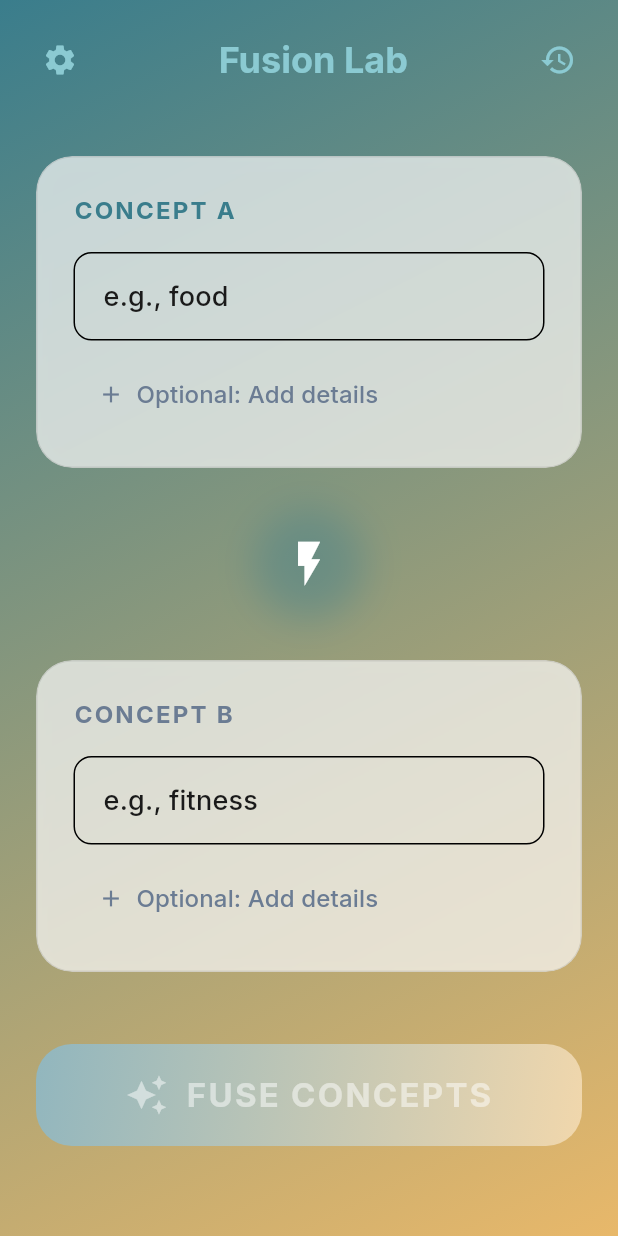
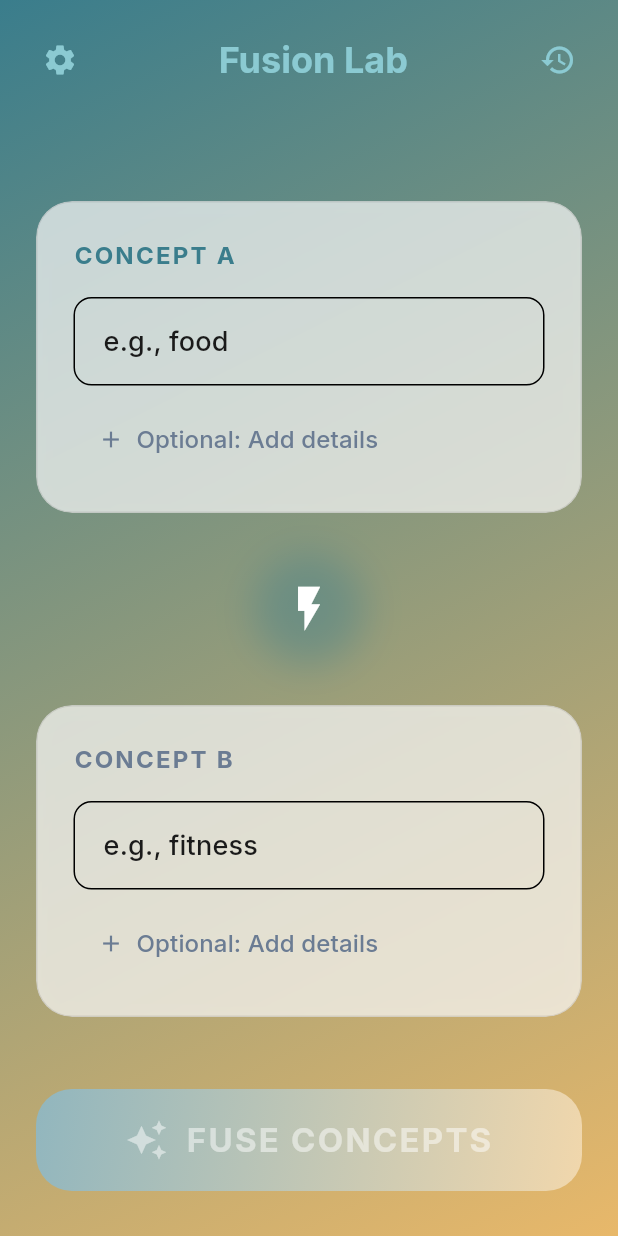
Before and after one commit to sgardoll/alchermix, a Flutter app: the ConceptLabScreen screen opened directly, on a phone screen of 412 x 824 dp. Run offline on Flutter 3.47's test engine with Material 3 defaults, Android fonts, the phone set to English and light mode, and no system bars; drawn by our look-alikes of flutter_animate; our stand-ins replace google_fonts, shared_preferences; accounts and stored records are empty.

Commit message:
button and column fixes

```diff
--- a/lib/screens/concept_lab_screen.dart
+++ b/lib/screens/concept_lab_screen.dart
@@ -9,6 +9,7 @@ import 'package:the_alchermix/utils/haptic_feedback.dart';
 import 'package:the_alchermix/widgets/glassmorphic_card.dart';
 import 'package:the_alchermix/widgets/fusion_button.dart';
 import 'package:the_alchermix/theme.dart';
+import 'package:the_alchermix/services/storage_service.dart';
 
 class ConceptLabScreen extends StatefulWidget {
   const ConceptLabScreen({super.key});
@@ -27,7 +28,6 @@ class _ConceptLabScreenState extends State<ConceptLabScreen>
   bool _showDetailsA = false;
   bool _showDetailsB = false;
   bool _isConceptAFocused = false;
-  bool _isConceptBFocused = false;
 
   late AnimationController _pulseController;
 
@@ -54,10 +54,33 @@ class _ConceptLabScreenState extends State<ConceptLabScreen>
       _conceptAController.text.trim().isNotEmpty &&
       _conceptBController.text.trim().isNotEmpty;
 
-  void _fuseConcepts() {
+  Future<void> _fuseConcepts() async {
     if (!_isValid) return;
 
     HapticHelper.medium();
+    debugPrint('FUSE tapped | A="${_conceptAController.text.trim()}" | B="${_conceptBController.text.trim()}"');
+
+    // Preflight: ensure API keys are configured before navigating
+    final storage = StorageService();
+    final user = await storage.getUser();
+    if (!mounted) return;
+
+    if (user == null || !user.hasAllApiKeys) {
+      debugPrint('API keys missing -> redirecting to ApiSetupScreen');
+      ScaffoldMessenger.of(context).showSnackBar(
+        const SnackBar(
+          content: Text('Add your API keys to run fusion.'),
+          behavior: SnackBarBehavior.floating,
+        ),
+      );
+      await Future.delayed(const Duration(milliseconds: 150));
+      if (!mounted) return;
+      Navigator.of(context).push(
+        MaterialPageRoute(builder: (_) => const ApiSetupScreen()),
+      );
+      return;
+    }
+
     final input = ConceptInput(
       conceptA: _conceptAController.text.trim(),
       conceptADetails: _conceptADetailsController.text.trim(),
@@ -68,7 +91,8 @@ class _ConceptLabScreenState extends State<ConceptLabScreen>
 
     Navigator.of(context).push(
       MaterialPageRoute(
-          builder: (context) => FusionProcessingScreen(input: input)),
+        builder: (context) => FusionProcessingScreen(input: input),
+      ),
     );
   }
 
@@ -127,13 +151,19 @@ class _ConceptLabScreenState extends State<ConceptLabScreen>
                 ),
               ),
               Expanded(
-                child: SingleChildScrollView(
-                    padding: const EdgeInsets.all(24),
-                    child: Column(
-                        mainAxisAlignment: MainAxisAlignment.spaceAround,
-                        mainAxisSize: MainAxisSize.max,
-                        crossAxisAlignment: CrossAxisAlignment.center,
-                        children: [
+                child: LayoutBuilder(
+                  builder: (context, constraints) {
+                    return SingleChildScrollView(
+                        padding: const EdgeInsets.all(24),
+                        child: ConstrainedBox(
+                            constraints: BoxConstraints(
+                              minHeight: constraints.maxHeight,
+                            ),
+                            child: Column(
+                                mainAxisAlignment: MainAxisAlignment.center,
+                                mainAxisSize: MainAxisSize.max,
+                                crossAxisAlignment: CrossAxisAlignment.center,
+                                children: [
                           GlassmorphicCard(
                                   isFocused: _isConceptAFocused,
                                   child:
@@ -271,8 +301,6 @@ class _ConceptLabScreenState extends State<ConceptLabScreen>
                                         const SizedBox(height: 16),
                                         Focus(
                                             onFocusChange: (focused) {
-                                              setState(() =>
-                                                  _isConceptBFocused = focused);
                                               if (focused)
                                                 HapticHelper.selection();
                                             },
@@ -356,7 +384,9 @@ class _ConceptLabScreenState extends State<ConceptLabScreen>
                                   duration: 420.ms,
                                   curve: Curves.easeOutCubic),
                           const SizedBox(height: 24)
-                        ])),
+                        ])));
+                  },
+                ),
               ),
             ],
           ),
--- a/lib/screens/fusion_processing_screen.dart
+++ b/lib/screens/fusion_processing_screen.dart
@@ -1,7 +1,6 @@
 import 'dart:math';
 import 'package:flutter/material.dart';
 import 'package:the_alchermix/models/concept_input.dart';
-import 'package:the_alchermix/models/fusion_result.dart';
 import 'package:the_alchermix/services/fusion_orchestrator.dart';
 import 'package:the_alchermix/services/storage_service.dart';
 import 'package:the_alchermix/services/openai_service.dart';
@@ -10,7 +9,6 @@ import 'package:the_alchermix/services/perplexity_service.dart';
 import 'package:the_alchermix/screens/results_dashboard_screen.dart';
 import 'package:the_alchermix/utils/constants.dart';
 import 'package:the_alchermix/utils/haptic_feedback.dart';
-import 'package:flutter/foundation.dart';
 
 class FusionProcessingScreen extends StatefulWidget {
   final ConceptInput input;
--- a/lib/widgets/fusion_button.dart
+++ b/lib/widgets/fusion_button.dart
@@ -1,5 +1,4 @@
 import 'package:flutter/material.dart';
-import 'package:flutter/foundation.dart';
 import 'package:the_alchermix/utils/constants.dart';
 import 'package:the_alchermix/theme.dart';
 
@@ -99,7 +98,7 @@ class _FusionButtonState extends State<FusionButton>
             final onGradientColor = fusion?.onGradient ?? colorScheme.onPrimary;
             final start = fusion?.gradientStart ?? colorScheme.primary;
             final end = fusion?.gradientEnd ??
-                (colorScheme.tertiary ?? colorScheme.primaryContainer);
+                (colorScheme.tertiary);
 
             // Activation progress (0 = disabled look, 1 = fully enabled)
             final double activateT = _activateAnimation.value;
```
Also changed, not shown: 1 other file.
